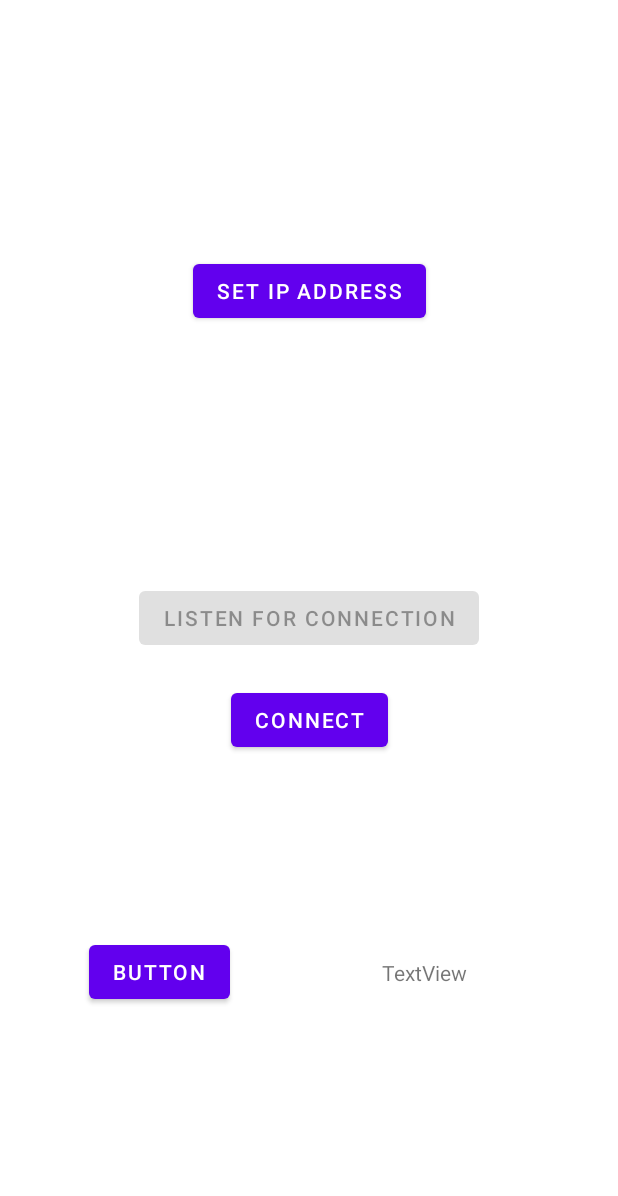
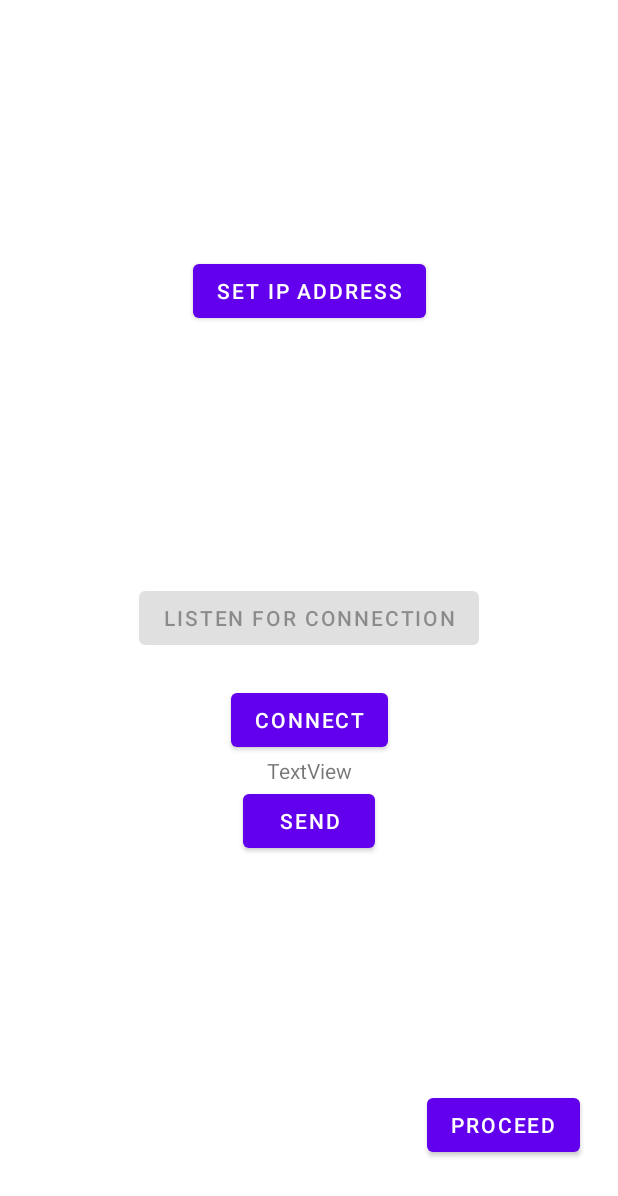
Before and after one commit to Nailu776/Studies-2022_I_ST_PTM, an Android app: the ConnectActivity screen opened directly, with no data from a screen before it, after a tap on "CONNECT", on a phone screen of 412 x 824 dp. Shown: the top 1196 px of the screen. Run offline under Robolectric (Android 15) with nearby library versions, the phone set to English and light mode, and no system bars; network calls fail; 2 other taps on this screen came first.

Commit message:
Changing ConnectActivity.kt

```diff
--- a/Tetris/app/src/main/AndroidManifest.xml
+++ b/Tetris/app/src/main/AndroidManifest.xml
@@ -2,7 +2,9 @@
 <manifest xmlns:android="http://schemas.android.com/apk/res/android"
     package="com.example.tetris">
 
-    <uses-permission android:name="android.permission.INTERNET"/>
+    <uses-permission android:name="android.permission.INTERNET">
+        ///
+    </uses-permission>
 
 
     <application
--- a/Tetris/app/src/main/java/com/example/tetris/ConnectActivity.kt
+++ b/Tetris/app/src/main/java/com/example/tetris/ConnectActivity.kt
@@ -15,7 +15,7 @@ import java.util.concurrent.Executors
 
 class ConnectActivity : AppCompatActivity() {
 
-    var hostIp = "192.168.1.28"
+    var hostIp = "192.168.1.29"
     val port = 50000
     lateinit var serverSocket: ServerSocket
 
@@ -30,13 +30,18 @@ class ConnectActivity : AppCompatActivity() {
         findViewById<Button>(R.id.connect).setOnClickListener{connect()}
         findViewById<Button>(R.id.SetIp).setOnClickListener{setIp()}
         findViewById<Button>(R.id.listen).setOnClickListener{listen()}
-        findViewById<Button>(R.id.button).setOnClickListener{send()}
+        findViewById<Button>(R.id.proceed).setOnClickListener{receive()}
+        findViewById<Button>(R.id.button2).setOnClickListener{send()}
 
     }
 
+    fun send(){
+        SocketHandler.socket!!.getOutputStream().write("halo".toByteArray())
+    }
+
     fun receive(){
-        if(socket != null){
-            val scanner = Scanner(socket!!.getInputStream())
+        if(SocketHandler.socket != null){
+            val scanner = Scanner(SocketHandler.socket!!.getInputStream())
             while(scanner.hasNextLine()){
                 val read = scanner.nextLine()
                 findViewById<TextView>(R.id.textView).text = read
@@ -45,20 +50,20 @@ class ConnectActivity : AppCompatActivity() {
         else{
             Toast.makeText(this, "Socket is null", Toast.LENGTH_SHORT).show()
         }
-        findViewById<TextView>(R.id.textView).invalidate()
+        findViewById<TextView>(R.id.textView2).invalidate()
 
     }
 
-    fun send(){
-        socket!!.getOutputStream().write("Sending a message".toByteArray())
-        receive()
+    fun proceed(){
+//        findViewById<TextView>(R.id.textView2).invalidate()
+//        startActivity(Intent(this,VersusActivity::class.java))
     }
 
     private fun connect(){
      Executors.newSingleThreadExecutor().execute(){
          try{
-             socket = Socket(hostIp, port)
-             startActivity(Intent(this,VersusActivity::class.java))
+             SocketHandler.socket = Socket(hostIp, port)
+             proceed()
          }catch (e: ConnectException){
              Toast.makeText(this,"Failed to connect", Toast.LENGTH_SHORT).show()
              findViewById<Button>(R.id.listen).isEnabled = true
@@ -84,11 +89,11 @@ class ConnectActivity : AppCompatActivity() {
     }
     private fun listen() {
         findViewById<Button>(R.id.listen).isEnabled = false
-        Executors.newSingleThreadExecutor().execute() {
+        Executors.newSingleThreadExecutor().execute {
             ServerSocket(port).let{ sckt ->
                 serverSocket = sckt
                 try{
-                    socket = serverSocket.accept()
+                    SocketHandler.socket = serverSocket.accept()
                 }
                 catch (e: SocketException){
                     e.printStackTrace()
@@ -99,3 +104,15 @@ class ConnectActivity : AppCompatActivity() {
         }
     }
 }
+
+object SocketHandler {
+    @get:Synchronized
+    @set:Synchronized
+    var socket: Socket? = null
+}
+
+object ServerSocketHandler {
+    @get:Synchronized
+    @set:Synchronized
+    var socket: ServerSocket? = null
+}
--- a/Tetris/app/src/main/java/com/example/tetris/Constants.kt
+++ b/Tetris/app/src/main/java/com/example/tetris/Constants.kt
@@ -15,7 +15,8 @@ class Constants() {
                 R.drawable.square_light_blue,   // "O"
                 R.drawable.square_blue,         // "S"
                 R.drawable.square_gray,         // "T"
-                R.drawable.square_green         // "Z"
+                R.drawable.square_green,         // "Z"
+                R.drawable.square_black         // "X" - junk piece
         )
     }
 }
--- a/Tetris/app/src/main/res/layout/activity_connect.xml
+++ b/Tetris/app/src/main/res/layout/activity_connect.xml
@@ -36,14 +36,15 @@
         app:layout_constraintTop_toBottomOf="@+id/listen" />
 
     <Button
-        android:id="@+id/button"
+        android:id="@+id/proceed"
         android:layout_width="wrap_content"
         android:layout_height="wrap_content"
-        android:layout_marginBottom="152dp"
-        android:text="Button"
+        android:layout_marginEnd="10dp"
+        android:layout_marginBottom="50dp"
+        android:text="proceed"
         app:layout_constraintBottom_toBottomOf="parent"
         app:layout_constraintEnd_toEndOf="parent"
-        app:layout_constraintHorizontal_bias="0.186"
+        app:layout_constraintHorizontal_bias="0.949"
         app:layout_constraintStart_toStartOf="parent" />
 
     <TextView
@@ -51,10 +52,18 @@
         android:layout_width="wrap_content"
         android:layout_height="wrap_content"
         android:text="TextView"
-        app:layout_constraintBottom_toBottomOf="@+id/button"
         app:layout_constraintEnd_toEndOf="parent"
-        app:layout_constraintStart_toEndOf="@+id/button"
-        app:layout_constraintTop_toTopOf="@+id/button" />
+        app:layout_constraintStart_toStartOf="parent"
+        app:layout_constraintTop_toBottomOf="@+id/connect" />
+
+    <Button
+        android:id="@+id/button2"
+        android:layout_width="wrap_content"
+        android:layout_height="wrap_content"
+        android:text="send"
+        app:layout_constraintEnd_toEndOf="parent"
+        app:layout_constraintStart_toStartOf="parent"
+        app:layout_constraintTop_toBottomOf="@+id/textView2" />
 
     \
 </androidx.constraintlayout.widget.ConstraintLayout>
```
Also changed, not shown: Tetris/app/src/main/java/com/example/tetris/VersusActivity.kt (+17 -8 lines), Tetris/app/src/main/java/com/example/tetris/VersusActivityExample.kt (+23 -3 lines), Tetris/app/src/main/res/drawable/square_black.xml (added, +19 -0 lines).
